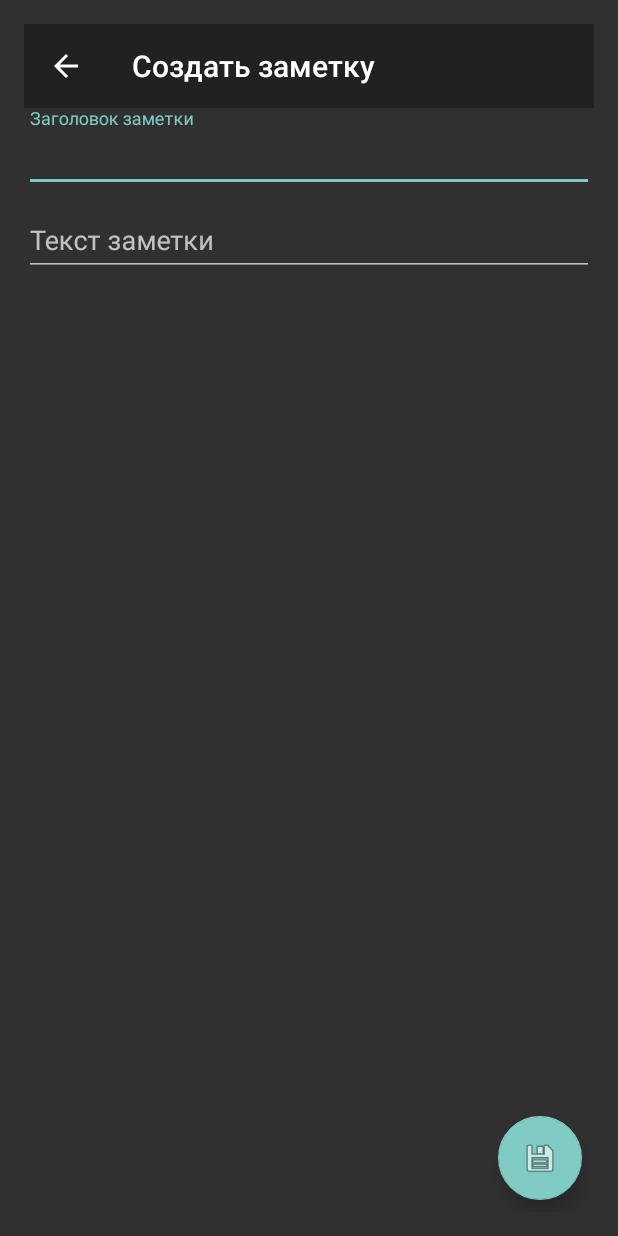
After one commit to abdurahmanovart/NotesRealm, an Android app: the CreateNoteActivity screen opened directly, with no data from a screen before it, on a phone screen of 412 x 824 dp. The commit adds this screen. Run offline under Robolectric (Android 15) with nearby library versions, the phone set to English and light mode, and no system bars; libraries missing offline, so code that uses them is left out: io.realm; 2 statements that could not run were skipped.

Commit message:
created new activity to handle notes creation and saving to realm

```diff
--- a/app/src/main/AndroidManifest.xml
+++ b/app/src/main/AndroidManifest.xml
@@ -19,6 +19,12 @@
                 <category android:name="android.intent.category.LAUNCHER"/>
             </intent-filter>
         </activity>
+        <activity
+            android:name=".ui.CreateNoteActivity"
+            android:configChanges="orientation|screenSize"
+            android:label="@string/create_note"
+            android:theme="@style/Theme.AppCompat.NoActionBar">
+        </activity>
     </application>
 
 </manifest>
--- /dev/null
+++ b/app/src/main/java/com/github/abdurahmanovart/notesrealm/ui/CreateNoteActivity.java
@@ -0,0 +1,187 @@
+package com.github.abdurahmanovart.notesrealm.ui;
+
+import android.content.Context;
+import android.content.DialogInterface;
+import android.content.Intent;
+import android.os.Bundle;
+import android.support.annotation.NonNull;
+import android.support.design.widget.FloatingActionButton;
+import android.support.design.widget.Snackbar;
+import android.support.design.widget.TextInputEditText;
+import android.support.v7.app.AlertDialog;
+import android.support.v7.app.AppCompatActivity;
+import android.support.v7.widget.Toolbar;
+import android.view.MenuItem;
+import android.view.View;
+import android.widget.Toast;
+
+import com.github.abdurahmanovart.notesrealm.R;
+import com.github.abdurahmanovart.notesrealm.manager.RealmManager;
+import com.github.abdurahmanovart.notesrealm.model.Category;
+import com.github.abdurahmanovart.notesrealm.model.Note;
+
+import java.text.SimpleDateFormat;
+import java.util.Date;
+import java.util.Locale;
+
+import io.realm.Realm;
+
+/**
+ * Activity to create and save note {@link Note}
+ *
+ * @author Abdurakhmanov
+ **/
+
+public class CreateNoteActivity extends AppCompatActivity {
+
+    private static final int INPUT_MIN_LENGTH = 3;
+    private static final String EXTRA_CATEGORY_NAME = "extra_category_name";
+
+    private Toolbar mToolbar;
+    private TextInputEditText mTitleEditText;
+    private TextInputEditText mBodyEditText;
+    private FloatingActionButton mCreateNoteButton;
+
+    private Realm mRealm;
+    private String mCategoryName;
+
+    public static Intent createExplicitIntent(Context context, String categoryName) {
+        Intent intent = new Intent(context, CreateNoteActivity.class);
+        intent.putExtra(EXTRA_CATEGORY_NAME, categoryName);
+        return intent;
+    }
+
+    //region Activity lifecycle
+
+    @Override
+    protected void onCreate(Bundle savedInstanceState) {
+        super.onCreate(savedInstanceState);
+        setContentView(R.layout.activity_create_note);
+        initUI();
+        mRealm = new RealmManager(this).getRealm();
+        mCategoryName = getIntent().getExtras().getString(EXTRA_CATEGORY_NAME);
+    }
+
+    @Override
+    public boolean onOptionsItemSelected(MenuItem item) {
+        if (item.getItemId() == android.R.id.home) {
+            closeActivity();
+            return true;
+        }
+        return false;
+    }
+
+    @Override
+    public void onBackPressed() {
+        closeActivity();
+    }
+
+    //endregion
+
+    //region private methods
+
+    private void closeActivity() {
+        if (inputDataEmpty()) {
+            finish();
+        } else {
+            new AlertDialog.Builder(this)
+                    .setTitle(R.string.close_activity)
+                    .setMessage(R.string.lose_input_data)
+                    .setPositiveButton(R.string.yes, new DialogInterface.OnClickListener() {
+                        @Override
+                        public void onClick(DialogInterface dialog, int which) {
+                            finish();
+                        }
+                    })
+                    .setNegativeButton(R.string.no, new DialogInterface.OnClickListener() {
+                        @Override
+                        public void onClick(DialogInterface dialog, int which) {
+                            dialog.dismiss();
+                        }
+                    })
+                    .setCancelable(false)
+                    .show();
+        }
+    }
+
+    private boolean inputDataEmpty(){
+        return mTitleEditText.getText().length()==0&&mBodyEditText.getText().length()==0;
+    }
+
+    private void initUI() {
+        initToolbar();
+        initInputs();
+        initButton();
+    }
+
+    private void initToolbar() {
+        mToolbar = (Toolbar) findViewById(R.id.toolbar);
+        setSupportActionBar(mToolbar);
+        getSupportActionBar().setDisplayHomeAsUpEnabled(true);
+    }
+
+    private void initInputs() {
+        mTitleEditText = (TextInputEditText) findViewById(R.id.title_edit_text);
+        mBodyEditText = (TextInputEditText) findViewById(R.id.body_edit_text);
+    }
+
+    private void initButton() {
+        mCreateNoteButton = (FloatingActionButton) findViewById(R.id.quit_note_button);
+        mCreateNoteButton.setOnClickListener(new View.OnClickListener() {
+            @Override
+            public void onClick(View view) {
+                saveNote(view);
+            }
+        });
+    }
+
+    private void saveNote(View view) {
+        if (InputDataCorrect()) {
+            Snackbar.make(view, getString(R.string.create_note_question), Snackbar.LENGTH_LONG)
+                    .setAction(R.string.yes, new View.OnClickListener() {
+                        @Override
+                        public void onClick(View v) {
+                            Note note = fillNoteData();
+                            saveNoteToRealm(note);
+                            Intent intent = new Intent();
+                            setResult(RESULT_OK, intent);
+                            finish();
+                        }
+                    }).show();
+        } else {
+            showErrorMessage();
+        }
+    }
+
+    private void showErrorMessage() {
+        Toast.makeText(getApplicationContext(), "Поля должны содержать минимум " + INPUT_MIN_LENGTH + " символов", Toast.LENGTH_LONG).show();
+    }
+
+    @NonNull
+    private Note fillNoteData() {
+        Note note = new Note();
+        note.setTitle(mTitleEditText.getText().toString());
+        note.setBody(mBodyEditText.getText().toString());
+        note.setId(new SimpleDateFormat("EEE, dd-MM-yyyy, HH:mm:ss", Locale.ENGLISH).format(new Date()));
+        return note;
+    }
+
+    private boolean InputDataCorrect() {
+        return mTitleEditText.getText().length() >= INPUT_MIN_LENGTH
+                && mBodyEditText.getText().length() >= INPUT_MIN_LENGTH;
+    }
+
+    private void saveNoteToRealm(@NonNull final Note note) {
+        mRealm.executeTransaction(new Realm.Transaction() {
+            @Override
+            public void execute(Realm realm) {
+                Category category = realm.where(Category.class)
+                        .equalTo("categoryName", mCategoryName).findFirst();
+                category.getNotes().add(note);
+            }
+        });
+    }
+
+    //endregion
+
+}
--- /dev/null
+++ b/app/src/main/res/layout/activity_create_note.xml
@@ -0,0 +1,61 @@
+<?xml version="1.0" encoding="utf-8"?>
+<RelativeLayout
+    xmlns:android="http://schemas.android.com/apk/res/android"
+    xmlns:tools="http://schemas.android.com/tools"
+    android:layout_width="match_parent"
+    android:layout_height="match_parent"
+    xmlns:app="http://schemas.android.com/apk/res-auto"
+    android:padding="@dimen/padding_medium"
+    tools:context="com.github.abdurahmanovart.notesrealm.ui.CreateNoteActivity">
+
+    <android.support.v7.widget.Toolbar
+        android:id="@+id/toolbar"
+        android:layout_width="match_parent"
+        android:layout_height="wrap_content"
+        android:background="?attr/colorPrimary"
+        android:minHeight="?attr/actionBarSize"
+        android:theme="@style/ThemeOverlay.AppCompat.Dark.ActionBar"
+        app:popupTheme="@style/ThemeOverlay.AppCompat.Light"
+        android:layout_alignParentTop="true"
+        android:layout_alignParentLeft="true"
+        android:layout_alignParentStart="true"/>
+
+    <android.support.design.widget.TextInputLayout
+        android:layout_below="@id/toolbar"
+        android:id="@+id/title_input_layout"
+        android:layout_width="match_parent"
+        android:layout_height="wrap_content">
+
+        <android.support.design.widget.TextInputEditText
+            android:id="@+id/title_edit_text"
+            android:layout_width="match_parent"
+            android:layout_height="wrap_content"
+            android:hint="@string/note_title"/>
+
+    </android.support.design.widget.TextInputLayout>
+
+    <android.support.design.widget.TextInputLayout
+        android:id="@+id/body_input_layout"
+        android:layout_width="match_parent"
+        android:layout_height="wrap_content"
+        android:layout_below="@id/title_input_layout">
+
+        <android.support.design.widget.TextInputEditText
+            android:id="@+id/body_edit_text"
+            android:layout_width="match_parent"
+            android:inputType="textMultiLine"
+            android:layout_height="wrap_content"
+            android:hint="@string/note_body"/>
+
+    </android.support.design.widget.TextInputLayout>
+
+    <android.support.design.widget.FloatingActionButton
+        android:id="@+id/quit_note_button"
+        android:layout_margin="@dimen/margin_xsmall"
+        android:layout_width="wrap_content"
+        android:layout_alignParentBottom="true"
+        android:layout_alignParentRight="true"
+        android:src="@android:drawable/ic_menu_save"
+        android:layout_height="wrap_content"/>
+
+</RelativeLayout>
--- a/app/src/main/res/values/dimens.xml
+++ b/app/src/main/res/values/dimens.xml
@@ -3,4 +3,5 @@
     <dimen name="margin_xsmall">8dp</dimen>
     <dimen name="padding_xsmall">4dp</dimen>
     <dimen name="divider_height">2dp</dimen>
+    <dimen name="padding_medium">16dp</dimen>
 </resources>
--- a/app/src/main/res/values/strings.xml
+++ b/app/src/main/res/values/strings.xml
@@ -5,9 +5,15 @@
     <string name="are_you_sure">Вы уверены?</string>
     <string name="yes">Да</string>
     <string name="no">Нет</string>
+    <string name="lose_input_data">Введенные данные будут потеряны. Уверены, что хотите прервать создание заметки?</string>
     <string name="input_category_name">Введите название категории</string>
     <string name="create">Создать</string>
     <string name="cancel">Отмена</string>
     <string name="delete_category">Удаление категории</string>
     <string name="create_note_question">Создать заметку?</string>
+    <string name="note_title">Заголовок заметки</string>
+    <string name="note_body">Текст заметки</string>
+    <string name="create_note">Создать заметку</string>
+    <string name="close_activity">Выход без сохранения</string>
+    <string name="save_note_question">Сохранить?</string>
 </resources>
```
Also changed, not shown: app/src/main/java/com/github/abdurahmanovart/notesrealm/BasicFragment.java (+15 -6 lines).
